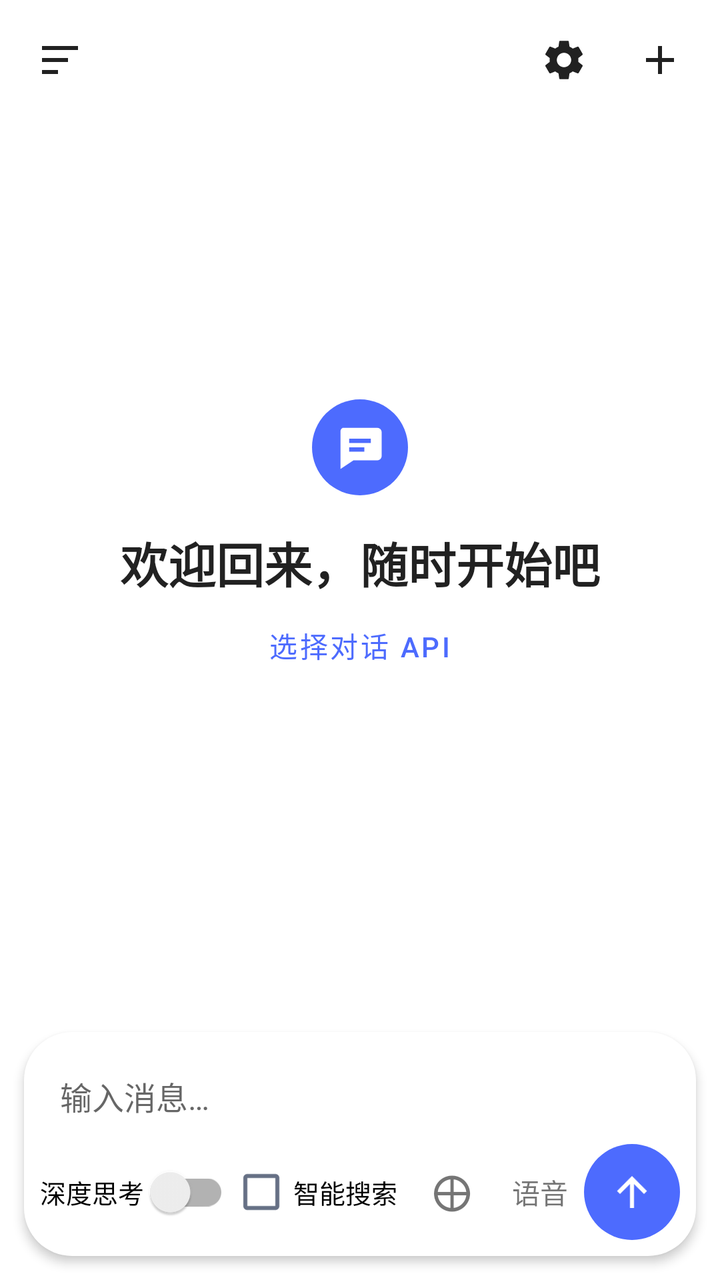
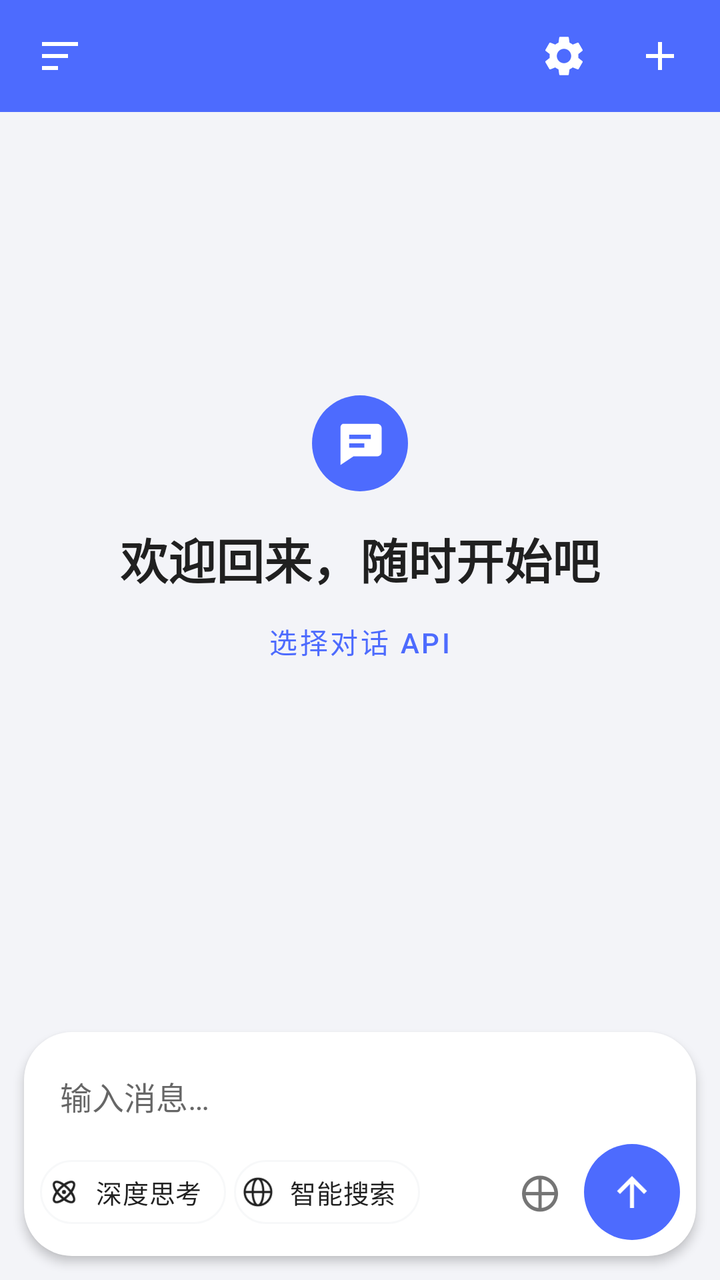

Before-and-after screenshots of an Android layout around one commit, followed by the original layout XML and the change that was made.
<!-- AndroidManifest.xml: application theme Theme.DSBalanceViewer -->
<!-- res/layout/fragment_chat.xml -->
<LinearLayout xmlns:android="http://schemas.android.com/apk/res/android"
    android:layout_width="match_parent" android:layout_height="match_parent"
    android:background="@color/ds_card" android:focusableInTouchMode="true" android:orientation="vertical">
    <LinearLayout android:id="@+id/header" android:layout_width="match_parent" android:layout_height="60dp"
        android:gravity="center_vertical" android:background="@color/ds_card" android:paddingHorizontal="6dp">
        <ImageButton android:id="@+id/history" android:layout_width="48dp" android:layout_height="48dp"
            android:contentDescription="历史对话" android:src="@drawable/ic_history_chat" android:tint="?android:attr/textColorPrimary"
            android:background="?attr/selectableItemBackgroundBorderless" />
        <TextView android:id="@+id/model" android:layout_width="0dp" android:layout_height="match_parent"
            android:layout_weight="1" android:gravity="center" android:textSize="17sp" android:textStyle="bold"
            android:textColor="?android:attr/textColorPrimary" android:maxLines="2" android:ellipsize="end" />
        <ImageButton android:id="@+id/settings" android:layout_width="48dp" android:layout_height="48dp"
            android:contentDescription="对话设置" android:src="@drawable/ic_settings" android:tint="?android:attr/textColorPrimary"
            android:background="?attr/selectableItemBackgroundBorderless" />
        <ImageButton android:id="@+id/newChat" android:layout_width="48dp" android:layout_height="48dp"
            android:contentDescription="新对话" android:src="@drawable/ic_add" android:tint="?android:attr/textColorPrimary"
            android:background="?attr/selectableItemBackgroundBorderless" />
    </LinearLayout>
    <FrameLayout android:layout_width="match_parent" android:layout_height="0dp" android:layout_weight="1">
        <ScrollView android:id="@+id/scroll" android:layout_width="match_parent" android:layout_height="match_parent">
            <LinearLayout android:id="@+id/messages" android:layout_width="match_parent" android:layout_height="wrap_content"
                android:orientation="vertical" android:padding="16dp" />
        </ScrollView>
        <LinearLayout android:id="@+id/welcome" android:layout_width="match_parent" android:layout_height="wrap_content"
            android:layout_gravity="center" android:gravity="center" android:orientation="vertical">
            <ImageView android:layout_width="48dp" android:layout_height="48dp" android:padding="11dp"
                android:src="@drawable/ic_chat" android:background="@drawable/chat_accent" />
            <TextView android:layout_width="wrap_content" android:layout_height="wrap_content" android:layout_marginTop="16dp"
                android:text="欢迎回来，随时开始吧" android:textSize="24sp" android:textStyle="bold" android:textColor="?android:attr/textColorPrimary" />
            <Button android:id="@+id/setup" style="@style/Widget.MaterialComponents.Button.TextButton"
                android:layout_width="wrap_content" android:layout_height="wrap_content" android:text="选择对话 API" />
        </LinearLayout>
    </FrameLayout>
    <TextView android:id="@+id/notice" android:layout_width="match_parent" android:layout_height="wrap_content"
        android:paddingHorizontal="18dp" android:accessibilityLiveRegion="polite" android:textSize="13sp" />
    <LinearLayout android:layout_width="match_parent" android:layout_height="wrap_content" android:layout_margin="12dp"
        android:elevation="3dp" android:orientation="vertical" android:padding="8dp" android:background="@drawable/chat_surface">
        <TextView android:id="@+id/attachment" android:layout_width="match_parent" android:layout_height="wrap_content"
            android:padding="8dp" android:visibility="gone" android:background="@drawable/chat_bubble" />
        <EditText android:id="@+id/input" android:layout_width="match_parent" android:layout_height="wrap_content"
            android:minHeight="48dp" android:maxLines="5" android:hint="输入消息…" android:inputType="textMultiLine|textCapSentences"
            android:textSize="16sp" android:paddingHorizontal="10dp" android:background="@android:color/transparent" />
        <LinearLayout android:layout_width="match_parent" android:layout_height="wrap_content" android:gravity="center_vertical">
            <androidx.appcompat.widget.SwitchCompat android:id="@+id/thinking" android:layout_width="wrap_content"
                android:layout_height="48dp" android:text="深度思考 " android:textSize="13sp" />
            <CheckBox android:id="@+id/search" android:layout_width="wrap_content" android:layout_height="48dp" android:text="智能搜索" android:textSize="13sp" />
            <Space android:layout_width="0dp" android:layout_height="1dp" android:layout_weight="1" />
            <TextView android:id="@+id/attach" android:contentDescription="添加附件" android:text="⊕"
                android:textSize="26sp" android:gravity="center" android:layout_width="44dp" android:layout_height="48dp" />
            <TextView android:id="@+id/voice" android:contentDescription="语音输入" android:text="语音"
                android:gravity="center" android:layout_width="44dp" android:layout_height="48dp" />
            <ImageButton android:id="@+id/send" android:layout_width="48dp" android:layout_height="48dp"
            android:contentDescription="发送" android:src="@drawable/ic_send_chat" android:tint="@color/white"
            android:background="@drawable/chat_accent" />
        </LinearLayout>
    </LinearLayout>
</LinearLayout>
<!-- resources referenced by this layout -->
<resources>
  <color name="ds_card">#FFFFFF</color>
  <color name="white">#FFFFFFFF</color>
  <!-- drawable chat_accent (drawable) -->
  <shape xmlns:android="http://schemas.android.com/apk/res/android">
      <solid android:color="@color/ds_primary" />
      <corners android:radius="24dp" />
  </shape>
  <!-- drawable chat_bubble (drawable) -->
  <shape xmlns:android="http://schemas.android.com/apk/res/android">
      <solid android:color="@color/ds_divider" />
      <corners android:radius="18dp" />
  </shape>
  <!-- drawable chat_surface (drawable) -->
  <shape xmlns:android="http://schemas.android.com/apk/res/android">
      <solid android:color="@color/ds_card" />
      <corners android:radius="24dp" />
  </shape>
  <!-- drawable ic_history_chat (drawable) -->
  <vector xmlns:android="http://schemas.android.com/apk/res/android" android:width="24dp" android:height="24dp" android:viewportWidth="24" android:viewportHeight="24">
      <path android:fillColor="#FFFFFF" android:fillType="evenOdd" android:pathData="M3,5h18v2H3z M3,11h13v2H3z M3,17h8v2H3z"/>
  </vector>
  <color name="ds_primary">#4D6BFE</color>
  <color name="ds_divider">#1498A2B3</color>
  <color name="ds_primary_dark">#3A52CC</color>
  <color name="ds_on_primary">#FFFFFF</color>
  <color name="ds_window_light">#F3F4F8</color>
  <color name="ds_muted_light">#667085</color>
  <!-- unchanged entries left out for length: 5 -->
</resources>

<!-- the commit's change to res/layout/fragment_chat.xml (unified diff, before → after) -->
@@ -1,19 +1,21 @@
-<LinearLayout xmlns:android="http://schemas.android.com/apk/res/android"
+<androidx.drawerlayout.widget.DrawerLayout xmlns:android="http://schemas.android.com/apk/res/android" xmlns:app="http://schemas.android.com/apk/res-auto"
+    android:id="@+id/drawer" android:layout_width="match_parent" android:layout_height="match_parent">
+<LinearLayout android:id="@+id/chatPage"
     android:layout_width="match_parent" android:layout_height="match_parent"
-    android:background="@color/ds_card" android:focusableInTouchMode="true" android:orientation="vertical">
-    <LinearLayout android:id="@+id/header" android:layout_width="match_parent" android:layout_height="60dp"
-        android:gravity="center_vertical" android:background="@color/ds_card" android:paddingHorizontal="6dp">
+    android:background="?android:attr/windowBackground" android:focusableInTouchMode="true" android:orientation="vertical">
+    <LinearLayout android:id="@+id/header" android:layout_width="match_parent" android:layout_height="?attr/actionBarSize"
+        android:gravity="center_vertical" android:background="?attr/colorPrimary" android:paddingHorizontal="6dp">
         <ImageButton android:id="@+id/history" android:layout_width="48dp" android:layout_height="48dp"
-            android:contentDescription="历史对话" android:src="@drawable/ic_history_chat" android:tint="?android:attr/textColorPrimary"
+            android:contentDescription="历史对话" android:src="@drawable/ic_history_chat" android:tint="?attr/colorOnPrimary"
             android:background="?attr/selectableItemBackgroundBorderless" />
         <TextView android:id="@+id/model" android:layout_width="0dp" android:layout_height="match_parent"
-            android:layout_weight="1" android:gravity="center" android:textSize="17sp" android:textStyle="bold"
-            android:textColor="?android:attr/textColorPrimary" android:maxLines="2" android:ellipsize="end" />
+            android:layout_weight="1" android:gravity="start|center_vertical" android:textSize="17sp" android:textStyle="bold"
+            android:textColor="?attr/colorOnPrimary" android:maxLines="2" android:ellipsize="end" />
         <ImageButton android:id="@+id/settings" android:layout_width="48dp" android:layout_height="48dp"
-            android:contentDescription="对话设置" android:src="@drawable/ic_settings" android:tint="?android:attr/textColorPrimary"
+            android:contentDescription="对话设置" android:src="@drawable/ic_settings" android:tint="?attr/colorOnPrimary"
             android:background="?attr/selectableItemBackgroundBorderless" />
         <ImageButton android:id="@+id/newChat" android:layout_width="48dp" android:layout_height="48dp"
-            android:contentDescription="新对话" android:src="@drawable/ic_add" android:tint="?android:attr/textColorPrimary"
+            android:contentDescription="新对话" android:src="@drawable/ic_add" android:tint="?attr/colorOnPrimary"
             android:background="?attr/selectableItemBackgroundBorderless" />
     </LinearLayout>
     <FrameLayout android:layout_width="match_parent" android:layout_height="0dp" android:layout_weight="1">
@@ -35,23 +37,39 @@
         android:paddingHorizontal="18dp" android:accessibilityLiveRegion="polite" android:textSize="13sp" />
     <LinearLayout android:layout_width="match_parent" android:layout_height="wrap_content" android:layout_margin="12dp"
         android:elevation="3dp" android:orientation="vertical" android:padding="8dp" android:background="@drawable/chat_surface">
+        <LinearLayout android:id="@+id/previewRow" android:layout_width="wrap_content" android:layout_height="wrap_content" android:gravity="top" android:visibility="gone">
+            <ImageView android:id="@+id/thumbnail" android:layout_width="80dp" android:layout_height="80dp" android:scaleType="centerCrop" android:contentDescription="已选图片" />
+            <ImageButton android:id="@+id/removePhoto" android:layout_width="40dp" android:layout_height="40dp" android:background="?attr/selectableItemBackgroundBorderless" android:tint="?android:attr/textColorPrimary" android:src="@android:drawable/ic_menu_close_clear_cancel" android:contentDescription="移除图片" />
+        </LinearLayout>
         <TextView android:id="@+id/attachment" android:layout_width="match_parent" android:layout_height="wrap_content"
             android:padding="8dp" android:visibility="gone" android:background="@drawable/chat_bubble" />
         <EditText android:id="@+id/input" android:layout_width="match_parent" android:layout_height="wrap_content"
             android:minHeight="48dp" android:maxLines="5" android:hint="输入消息…" android:inputType="textMultiLine|textCapSentences"
             android:textSize="16sp" android:paddingHorizontal="10dp" android:background="@android:color/transparent" />
         <LinearLayout android:layout_width="match_parent" android:layout_height="wrap_content" android:gravity="center_vertical">
-            <androidx.appcompat.widget.SwitchCompat android:id="@+id/thinking" android:layout_width="wrap_content"
-                android:layout_height="48dp" android:text="深度思考 " android:textSize="13sp" />
-            <CheckBox android:id="@+id/search" android:layout_width="wrap_content" android:layout_height="48dp" android:text="智能搜索" android:textSize="13sp" />
+            <com.google.android.material.chip.Chip android:id="@+id/thinking" style="@style/ChatModeChip"
+                android:text="深度思考" app:chipIcon="@drawable/ic_mode_thinking" />
+            <com.google.android.material.chip.Chip android:id="@+id/search" style="@style/ChatModeChip"
+                android:text="智能搜索" app:chipIcon="@drawable/ic_mode_search" />
             <Space android:layout_width="0dp" android:layout_height="1dp" android:layout_weight="1" />
             <TextView android:id="@+id/attach" android:contentDescription="添加附件" android:text="⊕"
                 android:textSize="26sp" android:gravity="center" android:layout_width="44dp" android:layout_height="48dp" />
-            <TextView android:id="@+id/voice" android:contentDescription="语音输入" android:text="语音"
-                android:gravity="center" android:layout_width="44dp" android:layout_height="48dp" />
+
             <ImageButton android:id="@+id/send" android:layout_width="48dp" android:layout_height="48dp"
             android:contentDescription="发送" android:src="@drawable/ic_send_chat" android:tint="@color/white"
             android:background="@drawable/chat_accent" />
         </LinearLayout>
     </LinearLayout>
 </LinearLayout>
+
+    <LinearLayout android:id="@+id/historyPanel" android:layout_gravity="start" android:layout_width="300dp"
+        android:layout_height="match_parent" android:orientation="vertical" android:background="@color/ds_card"
+        android:focusableInTouchMode="true" android:paddingHorizontal="16dp">
+        <EditText android:id="@+id/historySearch" android:layout_width="match_parent" android:layout_height="48dp"
+            android:drawableStart="@drawable/ic_history_search" android:drawablePadding="8dp" android:singleLine="true" android:hint="搜索对话内容…" android:imeOptions="actionSearch" android:inputType="text"
+            android:layout_marginTop="16dp" android:paddingHorizontal="16dp" android:background="@drawable/chat_bubble" />
+        <ScrollView android:layout_width="match_parent" android:layout_height="match_parent">
+            <LinearLayout android:id="@+id/historyRows" android:layout_width="match_parent" android:layout_height="wrap_content" android:orientation="vertical"/>
+        </ScrollView>
+    </LinearLayout>
+</androidx.drawerlayout.widget.DrawerLayout>
<!-- resource entries referenced after the edit -->
@@ -21,6 +21,30 @@
   <vector xmlns:android="http://schemas.android.com/apk/res/android" android:width="24dp" android:height="24dp" android:viewportWidth="24" android:viewportHeight="24">
       <path android:fillColor="#FFFFFF" android:fillType="evenOdd" android:pathData="M3,5h18v2H3z M3,11h13v2H3z M3,17h8v2H3z"/>
   </vector>
+  <!-- drawable ic_history_search (drawable) -->
+  <vector xmlns:android="http://schemas.android.com/apk/res/android" android:width="19dp" android:height="19dp" android:viewportWidth="24" android:viewportHeight="24"><path android:strokeColor="#909399" android:strokeWidth="1.8" android:fillColor="#00000000" android:strokeLineCap="round" android:pathData="M3,10a7,7 0,1 0,14 0a7,7 0,1 0,-14 0 M16,16l5,5"/></vector>
+  <!-- drawable ic_mode_search (drawable) -->
+  <vector xmlns:android="http://schemas.android.com/apk/res/android" android:width="20dp" android:height="20dp" android:viewportWidth="24" android:viewportHeight="24"><path android:fillColor="@android:color/transparent" android:strokeColor="#111111" android:strokeWidth="1.6" android:pathData="M2,12a10,10 0,1 0,20 0a10,10 0,1 0,-20 0 M8,12a4,10 0,1 0,8 0a4,10 0,1 0,-8 0 M2,12h20"/></vector>
+  <!-- drawable ic_mode_thinking (drawable) -->
+  <vector xmlns:android="http://schemas.android.com/apk/res/android" android:width="20dp" android:height="20dp" android:viewportWidth="24" android:viewportHeight="24"><group android:pivotX="12" android:pivotY="12" android:rotation="-45"><path android:fillColor="@android:color/transparent" android:strokeColor="#111111" android:strokeWidth="1.7" android:pathData="M2,12a10,4 0,1 0,20 0a10,4 0,1 0,-20 0"/></group><group android:pivotX="12" android:pivotY="12" android:rotation="45"><path android:fillColor="@android:color/transparent" android:strokeColor="#111111" android:strokeWidth="1.7" android:pathData="M2,12a10,4 0,1 0,20 0a10,4 0,1 0,-20 0"/></group><path android:fillColor="#111111" android:pathData="M10.5,12a1.5,1.5 0,1 0,3 0a1.5,1.5 0,1 0,-3 0"/></vector>
+  <style name="ChatModeChip" parent="Widget.MaterialComponents.Chip.Filter">
+          <item name="android:layout_width">wrap_content</item>
+          <item name="android:layout_height">wrap_content</item>
+          <item name="android:layout_marginEnd">4dp</item>
+          <item name="android:textSize">13sp</item>
+          <item name="android:textColor">@color/mode_ink_states</item>
+          <item name="android:checkable">true</item>
+          <item name="chipIconVisible">true</item>
+          <item name="checkedIconVisible">false</item>
+          <item name="chipCornerRadius">16dp</item>
+          <item name="chipMinHeight">32dp</item>
+          <item name="chipIconSize">16dp</item>
+          <item name="chipIconTint">@color/mode_ink_states</item>
+          <item name="chipBackgroundColor">@color/mode_fill_states</item>
+          <item name="chipStrokeColor">@color/mode_border_states</item>
+          <item name="chipStrokeWidth">1dp</item>
+          <item name="ensureMinTouchTargetSize">true</item>
+      </style>
   <color name="ds_primary">#4D6BFE</color>
   <color name="ds_divider">#1498A2B3</color>
   <color name="ds_primary_dark">#3A52CC</color>
